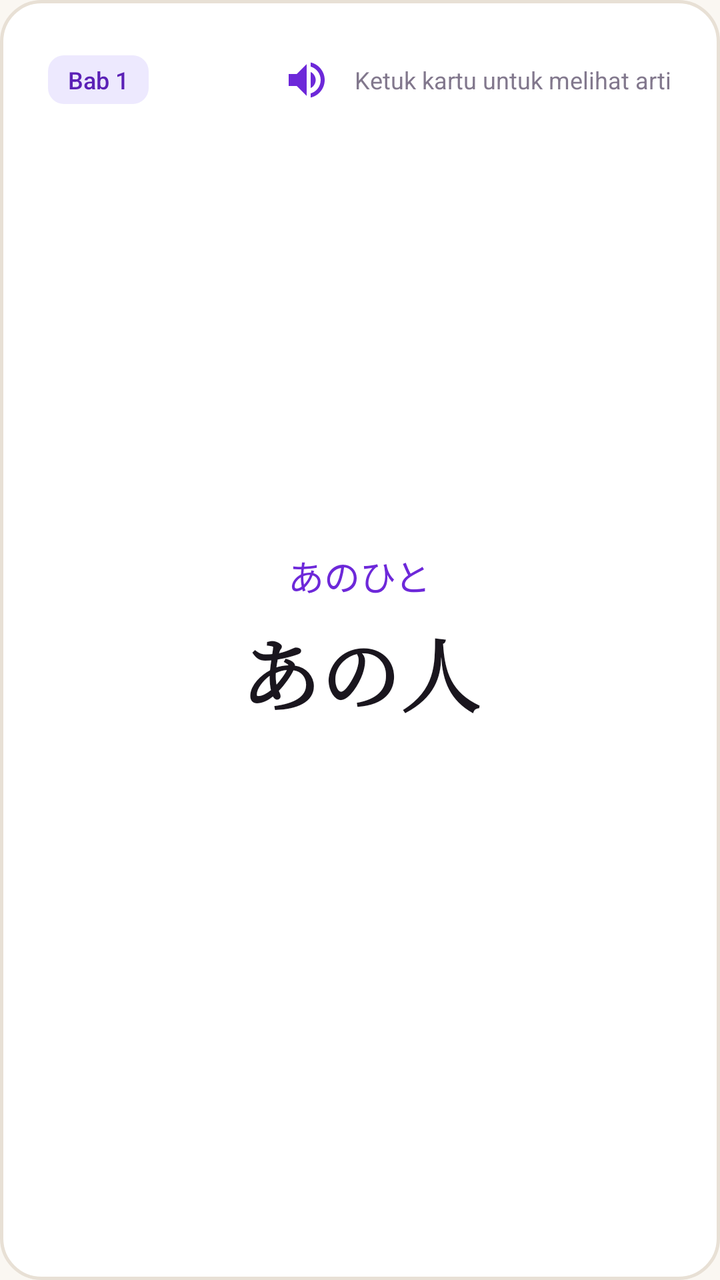
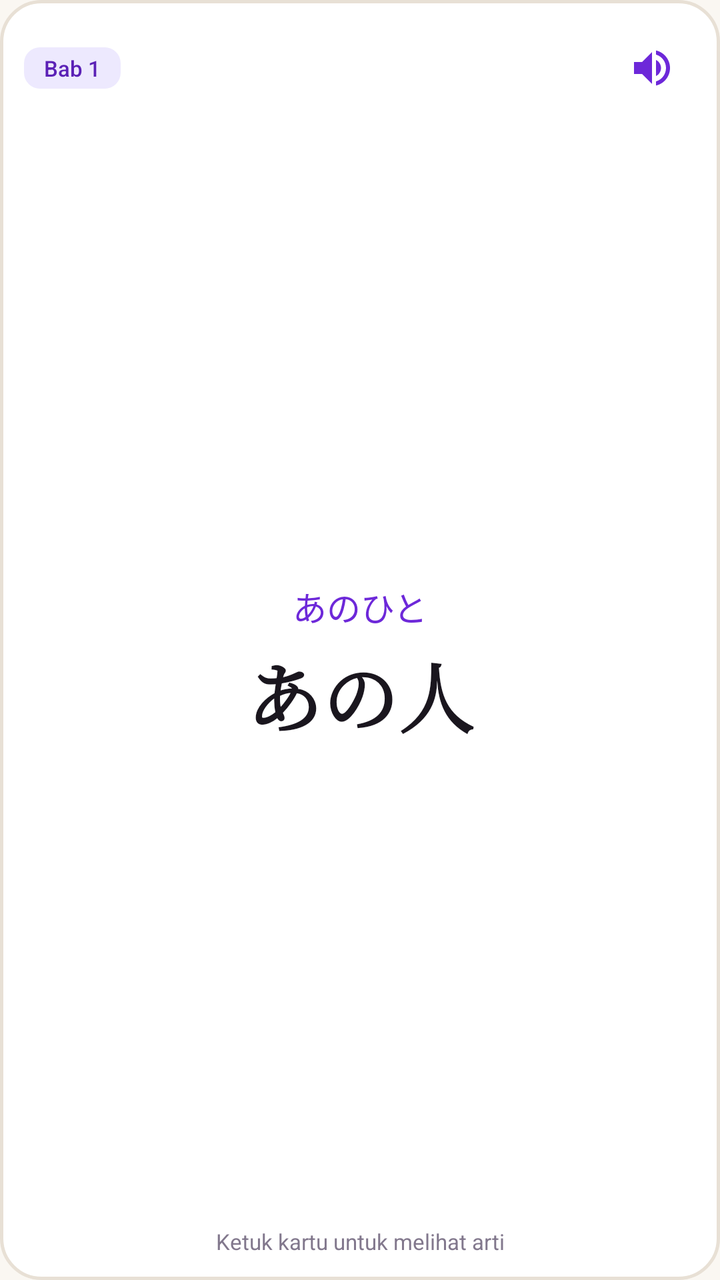

Before-and-after screenshots of an Android layout around one commit, followed by the original layout XML and the change that was made.
<!-- AndroidManifest.xml: application theme Theme.Kotoba -->
<!-- res/layout/view_flashcard_front.xml -->
<?xml version="1.0" encoding="utf-8"?>
<FrameLayout xmlns:android="http://schemas.android.com/apk/res/android"
    android:id="@+id/card_front_root"
    android:layout_width="match_parent"
    android:layout_height="match_parent"
    android:background="@drawable/bg_card_surface"
    android:padding="24dp">

    
    <LinearLayout
        android:layout_width="match_parent"
        android:layout_height="wrap_content"
        android:layout_gravity="top"
        android:gravity="center_vertical"
        android:orientation="horizontal">

        <TextView
            android:id="@+id/txt_front_bab_badge"
            android:layout_width="wrap_content"
            android:layout_height="wrap_content"
            android:background="@drawable/bg_badge"
            android:fontFamily="sans-serif-medium"
            android:text="Bab 1"
            android:textColor="@color/colorBadgeText"
            android:textSize="12sp" />

        <View
            android:layout_width="0dp"
            android:layout_height="1dp"
            android:layout_weight="1" />

        <ImageButton
            android:id="@+id/card_btn_speech_front"
            android:layout_width="32dp"
            android:layout_height="32dp"
            android:background="?android:attr/selectableItemBackgroundBorderless"
            android:src="@drawable/ic_volume_up"
            android:tint="@color/colorPrimary"
            android:contentDescription="Lafal"
            android:layout_marginEnd="8dp" />

        <TextView
            android:id="@+id/txt_front_hint"
            android:layout_width="wrap_content"
            android:layout_height="wrap_content"
            android:fontFamily="sans-serif"
            android:text="@string/card_tap_to_flip"
            android:textColor="@color/colorTextTertiary"
            android:textSize="12sp" />
    </LinearLayout>

    
    <LinearLayout
        android:layout_width="match_parent"
        android:layout_height="wrap_content"
        android:layout_gravity="center"
        android:gravity="center"
        android:orientation="vertical">

        <TextView
            android:id="@+id/txt_front_furigana"
            android:layout_width="wrap_content"
            android:layout_height="wrap_content"
            android:layout_marginBottom="6dp"
            android:fontFamily="sans-serif-medium"
            android:gravity="center"
            android:text="あのひと"
            android:textColor="@color/colorFuriganaRuby"
            android:textSize="18sp" />

        <TextView
            android:id="@+id/txt_front_japanese"
            android:layout_width="wrap_content"
            android:layout_height="wrap_content"
            android:fontFamily="serif"
            android:gravity="center"
            android:text="あの人"
            android:textColor="@color/colorTextPrimary"
            android:textSize="40sp"
            android:textStyle="bold" />

        <TextView
            android:id="@+id/txt_front_romaji"
            android:layout_width="wrap_content"
            android:layout_height="wrap_content"
            android:layout_marginTop="8dp"
            android:fontFamily="sans-serif"
            android:gravity="center"
            android:text="anohito"
            android:textColor="@color/colorTextTertiary"
            android:textSize="14sp"
            android:visibility="gone" />
    </LinearLayout>
</FrameLayout>
<!-- resources referenced by this layout -->
<resources>
  <color name="colorBadgeText">#5b21b6</color>
  <color name="colorFuriganaRuby">#6d28d9</color>
  <color name="colorPrimary">#6d28d9</color>
  <color name="colorTextPrimary">#1a161e</color>
  <color name="colorTextTertiary">#82788d</color>
  <!-- drawable bg_badge (drawable) -->
  <?xml version="1.0" encoding="utf-8"?>
  <shape xmlns:android="http://schemas.android.com/apk/res/android"
      android:shape="rectangle">
      <solid android:color="@color/colorBadgeBg" />
      <corners android:radius="8dp" />
      <padding
          android:left="10dp"
          android:top="4dp"
          android:right="10dp"
          android:bottom="4dp" />
  </shape>
  <!-- drawable bg_card_surface (drawable) -->
  <?xml version="1.0" encoding="utf-8"?>
  <shape xmlns:android="http://schemas.android.com/apk/res/android"
      android:shape="rectangle">
      <solid android:color="@color/colorCardBg" />
      <stroke
          android:width="1.5dp"
          android:color="@color/colorCardStroke" />
      <corners android:radius="20dp" />
  </shape>
  <!-- drawable ic_volume_up (drawable) -->
  <?xml version="1.0" encoding="utf-8"?>
  <vector xmlns:android="http://schemas.android.com/apk/res/android"
      android:width="24dp"
      android:height="24dp"
      android:viewportWidth="24"
      android:viewportHeight="24">
      <path
          android:fillColor="@color/colorTextPrimary"
          android:pathData="M3,9v6h4l5,5V4L7,9H3zm13.5,3c0,-1.77 -1.02,-3.29 -2.5,-4.03v8.05c1.48,-0.73 2.5,-2.25 2.5,-4.02zM14,3.23v2.06c2.89,0.86 5,3.54 5,6.71s-2.11,5.85 -5,6.71v2.06c4.01,-0.91 7,-4.49 7,-8.77s-2.99,-7.86 -7,-8.77z" />
  </vector>
  <string name="card_tap_to_flip">Ketuk kartu untuk melihat arti</string>
  <style name="Theme.Kotoba" parent="@android:style/Theme.Material.Light.NoActionBar">
          <item name="android:windowBackground">@color/colorBackground</item>
          <item name="android:colorBackground">@color/colorBackground</item>
          <item name="android:colorPrimary">@color/colorPrimary</item>
          <item name="android:colorPrimaryDark">@color/colorPrimaryVariant</item>
          <item name="android:colorAccent">@color/colorSecondary</item>
          <item name="android:statusBarColor">@color/colorBackground</item>
          <item name="android:navigationBarColor">@color/colorBackground</item>
          <item name="android:windowLightStatusBar">true</item>
          <item name="android:windowLightNavigationBar">true</item>
      </style>
  <color name="colorBadgeBg">#ede9fe</color>
  <color name="colorCardBg">#ffffff</color>
  <color name="colorCardStroke">#e8e0d5</color>
  <color name="colorBackground">#faf7f2</color>
  <color name="colorPrimaryVariant">#5b21b6</color>
  <color name="colorSecondary">#7c3aed</color>
</resources>

<!-- the commit's change to res/layout/view_flashcard_front.xml (unified diff, before → after) -->
@@ -1,16 +1,17 @@
 <?xml version="1.0" encoding="utf-8"?>
-<FrameLayout xmlns:android="http://schemas.android.com/apk/res/android"
+<LinearLayout xmlns:android="http://schemas.android.com/apk/res/android"
     android:id="@+id/card_front_root"
     android:layout_width="match_parent"
     android:layout_height="match_parent"
     android:background="@drawable/bg_card_surface"
-    android:padding="24dp">
+    android:orientation="vertical"
+    android:padding="@dimen/card_padding_all">
 
     
     <LinearLayout
+        android:id="@+id/card_front_header_row"
         android:layout_width="match_parent"
         android:layout_height="wrap_content"
-        android:layout_gravity="top"
         android:gravity="center_vertical"
         android:orientation="horizontal">
 
@@ -20,9 +21,13 @@
             android:layout_height="wrap_content"
             android:background="@drawable/bg_badge"
             android:fontFamily="sans-serif-medium"
+            android:paddingLeft="10dp"
+            android:paddingTop="3dp"
+            android:paddingRight="10dp"
+            android:paddingBottom="3dp"
             android:text="Bab 1"
             android:textColor="@color/colorBadgeText"
-            android:textSize="12sp" />
+            android:textSize="11sp" />
 
         <View
             android:layout_width="0dp"
@@ -31,64 +36,77 @@
 
         <ImageButton
             android:id="@+id/card_btn_speech_front"
-            android:layout_width="32dp"
-            android:layout_height="32dp"
+            android:layout_width="@dimen/min_touch_target"
+            android:layout_height="@dimen/min_touch_target"
             android:background="?android:attr/selectableItemBackgroundBorderless"
+            android:contentDescription="Lafal"
             android:src="@drawable/ic_volume_up"
-            android:tint="@color/colorPrimary"
-            android:contentDescription="Lafal"
-            android:layout_marginEnd="8dp" />
+            android:tint="@color/colorPrimary" />
+    </LinearLayout>
+
+    
+    <LinearLayout
+        android:id="@+id/card_front_body"
+        android:layout_width="match_parent"
+        android:layout_height="0dp"
+        android:layout_weight="1"
+        android:gravity="center"
+        android:orientation="vertical">
+
+        
+        <TextView
+            android:id="@+id/txt_front_furigana"
+            android:layout_width="match_parent"
+            android:layout_height="wrap_content"
+            android:layout_marginBottom="4dp"
+            android:fontFamily="sans-serif-medium"
+            android:gravity="center"
+            android:text="あのひと"
+            android:textColor="@color/colorFuriganaRuby"
+            android:textSize="17sp" />
+
+        
+        <TextView
+            android:id="@+id/txt_front_japanese"
+            android:layout_width="match_parent"
+            android:layout_height="wrap_content"
+            android:fontFamily="serif"
+            android:gravity="center"
+            android:text="あの人"
+            android:textColor="@color/colorTextPrimary"
+            android:textSize="38sp"
+            android:textStyle="bold" />
+
+        
+        <TextView
+            android:id="@+id/txt_front_romaji"
+            android:layout_width="match_parent"
+            android:layout_height="wrap_content"
+            android:layout_marginTop="6dp"
+            android:fontFamily="sans-serif"
+            android:gravity="center"
+            android:text="anohito"
+            android:textColor="@color/colorTextTertiary"
+            android:textSize="13sp"
+            android:visibility="gone" />
+    </LinearLayout>
+
+    
+    <LinearLayout
+        android:id="@+id/card_front_footer"
+        android:layout_width="match_parent"
+        android:layout_height="wrap_content"
+        android:gravity="center"
+        android:paddingTop="4dp">
 
         <TextView
             android:id="@+id/txt_front_hint"
             android:layout_width="wrap_content"
             android:layout_height="wrap_content"
             android:fontFamily="sans-serif"
+            android:gravity="center"
             android:text="@string/card_tap_to_flip"
             android:textColor="@color/colorTextTertiary"
-            android:textSize="12sp" />
+            android:textSize="11sp" />
     </LinearLayout>
-
-    
-    <LinearLayout
-        android:layout_width="match_parent"
-        android:layout_height="wrap_content"
-        android:layout_gravity="center"
-        android:gravity="center"
-        android:orientation="vertical">
-
-        <TextView
-            android:id="@+id/txt_front_furigana"
-            android:layout_width="wrap_content"
-            android:layout_height="wrap_content"
-            android:layout_marginBottom="6dp"
-            android:fontFamily="sans-serif-medium"
-            android:gravity="center"
-            android:text="あのひと"
-            android:textColor="@color/colorFuriganaRuby"
-            android:textSize="18sp" />
-
-        <TextView
-            android:id="@+id/txt_front_japanese"
-            android:layout_width="wrap_content"
-            android:layout_height="wrap_content"
-            android:fontFamily="serif"
-            android:gravity="center"
-            android:text="あの人"
-            android:textColor="@color/colorTextPrimary"
-            android:textSize="40sp"
-            android:textStyle="bold" />
-
-        <TextView
-            android:id="@+id/txt_front_romaji"
-            android:layout_width="wrap_content"
-            android:layout_height="wrap_content"
-            android:layout_marginTop="8dp"
-            android:fontFamily="sans-serif"
-            android:gravity="center"
-            android:text="anohito"
-            android:textColor="@color/colorTextTertiary"
-            android:textSize="14sp"
-            android:visibility="gone" />
-    </LinearLayout>
-</FrameLayout>
+</LinearLayout>
<!-- resource entries referenced after the edit -->
@@ -5,6 +5,8 @@
   <color name="colorPrimary">#6d28d9</color>
   <color name="colorTextPrimary">#1a161e</color>
   <color name="colorTextTertiary">#82788d</color>
+  <dimen name="card_padding_all">16dp</dimen>
+  <dimen name="min_touch_target">44dp</dimen>
   <!-- drawable bg_badge (drawable) -->
   <?xml version="1.0" encoding="utf-8"?>
   <shape xmlns:android="http://schemas.android.com/apk/res/android"
